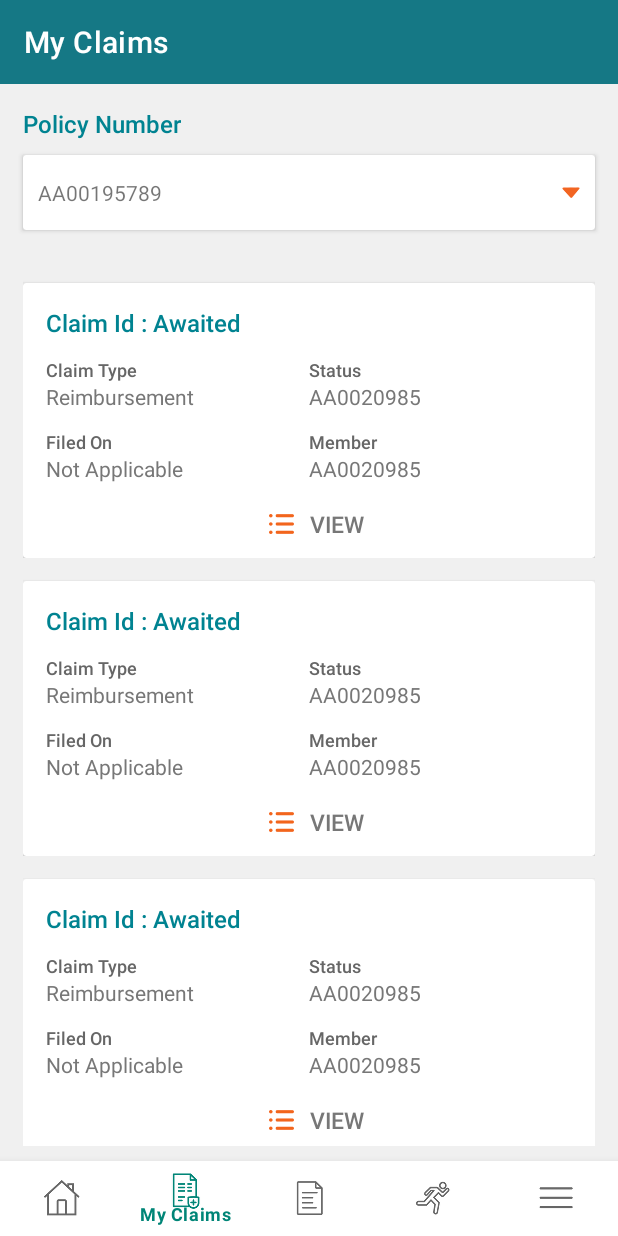
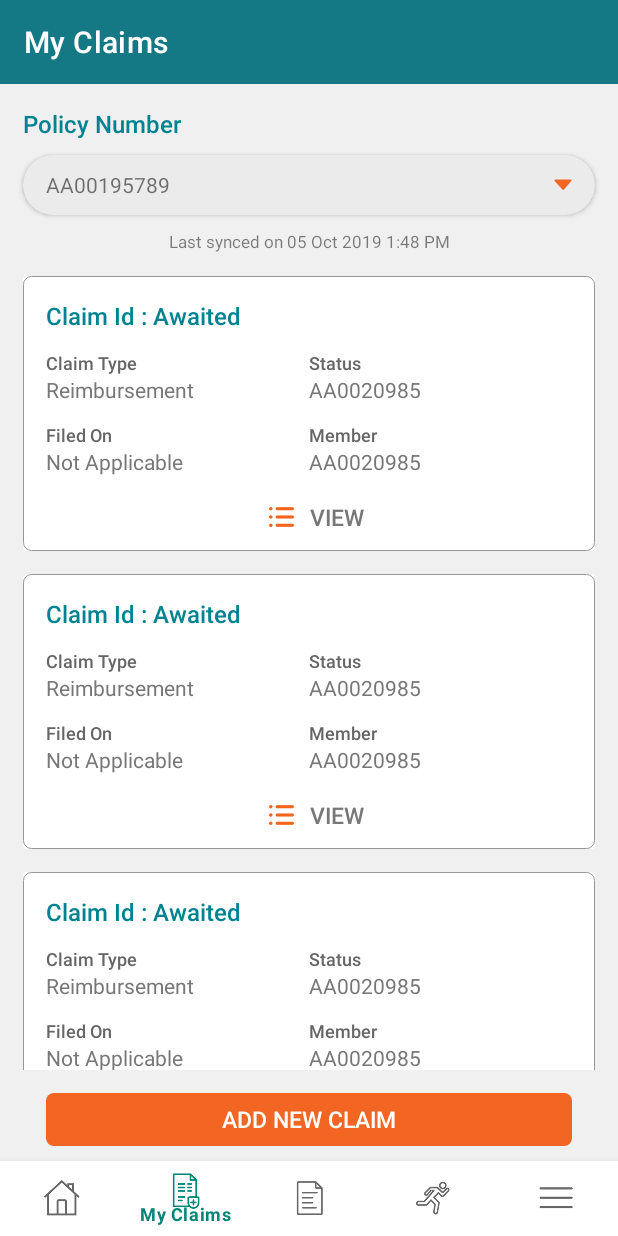
Before and after one commit to puneetKumarIos/AndroidDemo, an Android app: the MyClaimListFrg screen opened through its navigation route, on a phone screen of 412 x 824 dp. Run offline under Robolectric (Android 15) with nearby library versions, the phone set to English and light mode, and no system bars; our stand-ins replace navigation-ui.

Commit message:
did ui correct of add policy and add claim

```diff
--- a/app/src/main/res/layout/fragment_my_claim_list.xml
+++ b/app/src/main/res/layout/fragment_my_claim_list.xml
@@ -52,13 +52,22 @@
     <androidx.cardview.widget.CardView
             android:id="@+id/select_policy_card_view"
             android:layout_width="0dp"
-            android:layout_height="50dp"
+            android:layout_height="40dp"
+
+            app:cardCornerRadius="20dp"
+            android:clipToPadding="true"
+            android:clipChildren="true"
+            app:cardBackgroundColor="#EBEBEB"
+
+
+            android:layout_marginLeft="15dp"
+            android:layout_marginRight="15dp"
+            android:layout_marginTop="10dp"
+
             app:layout_constraintStart_toStartOf="parent"
             app:layout_constraintEnd_toEndOf="parent"
             app:layout_constraintTop_toBottomOf="@id/select_policy_textView"
-            android:layout_marginLeft="15dp"
-            android:layout_marginRight="15dp"
-            android:layout_marginTop="10dp"
+
             >
 
         <androidx.constraintlayout.widget.ConstraintLayout
@@ -69,37 +78,46 @@
                     android:id="@+id/choose_policy_txt_vw"
                     android:layout_width="0dp"
                     android:layout_height="0dp"
+
+                    android:drawableRight="@drawable/dropdown_orange"
                     android:text="AA00195789"
                     android:gravity="left|center"
-                    android:layout_marginStart="10dp"
-                    android:layout_marginLeft="10dp"
-                    android:layout_marginTop="10dp"
-                    android:layout_marginEnd="10dp"
-                    android:layout_marginRight="10dp"
-                    android:layout_marginBottom="10dp"
+                    android:paddingLeft="15dp"
+                    android:paddingRight="15dp"
+
+
                     app:layout_constraintBottom_toBottomOf="parent"
                     app:layout_constraintEnd_toEndOf="parent"
                     app:layout_constraintStart_toStartOf="parent"
                     app:layout_constraintTop_toTopOf="parent" />
 
-            <ImageView
-                    android:id="@+id/drop_down_imageView"
-                    android:layout_width="wrap_content"
-                    android:layout_height="wrap_content"
-                    android:src="@drawable/dropdown_orange"
-
-                    android:layout_marginEnd="10dp"
-                    android:layout_marginRight="10dp"
-
-                    app:layout_constraintBottom_toBottomOf="parent"
-                    app:layout_constraintEnd_toEndOf="parent"
-                    app:layout_constraintTop_toTopOf="parent"
-                    />
         </androidx.constraintlayout.widget.ConstraintLayout>
 
 
     </androidx.cardview.widget.CardView>
 
+
+    <!--Last Sync-->
+    <TextView
+            android:id="@+id/lastSync"
+            android:layout_width="0dp"
+            android:layout_height="wrap_content"
+
+
+            android:text="Last synced on 05 Oct 2019 1:48 PM"
+            android:fontFamily="sans-serif"
+            android:textColor="@color/black"
+            android:alpha="0.5"
+            android:textSize="11sp"
+            android:gravity="center"
+
+            android:layout_marginTop="10dp"
+
+            app:layout_constraintStart_toStartOf="@id/select_policy_card_view"
+            app:layout_constraintEnd_toEndOf="@id/select_policy_card_view"
+            app:layout_constraintTop_toBottomOf="@id/select_policy_card_view"
+
+            />
 
     <!--Select Policy Recycler View-->
 
@@ -110,8 +128,8 @@
 
             android:background="@android:color/transparent"
 
-            app:layout_constraintTop_toBottomOf="@id/select_policy_card_view"
-            app:layout_constraintBottom_toBottomOf="parent"
+            app:layout_constraintTop_toBottomOf="@id/lastSync"
+            app:layout_constraintBottom_toTopOf="@+id/addNewClaim"
             app:layout_constraintEnd_toEndOf="parent"
             app:layout_constraintStart_toStartOf="parent"
 
@@ -119,8 +137,29 @@
             android:layout_marginLeft="15dp"
             android:layout_marginEnd="15dp"
             android:layout_marginRight="15dp"
+            android:layout_marginBottom="15dp"
+            />
+
+    <!--Add New Claim-->
+    <TextView
+            android:id="@+id/addNewClaim"
+            android:layout_width="0dp"
+            android:layout_height="35dp"
+
+            android:text="ADD NEW CLAIM"
+            android:textColor="@color/white"
+            android:fontFamily="sans-serif-medium"
+            android:textSize="15sp"
+            android:background="@drawable/login_rounded_layer"
+            android:gravity="center"
+
+            android:layout_marginRight="15dp"
             android:layout_marginBottom="60dp"
-            android:layout_marginTop="20dp"
+            android:layout_marginLeft="15dp"
+
+            app:layout_constraintStart_toStartOf="@id/my_claim_recycler"
+            app:layout_constraintEnd_toEndOf="@id/my_claim_recycler"
+            app:layout_constraintBottom_toBottomOf="parent"
             />
 
 
--- a/app/src/main/res/layout/my_claim_card.xml
+++ b/app/src/main/res/layout/my_claim_card.xml
@@ -9,6 +9,7 @@
             android:id="@+id/policy_info_cardview"
             android:layout_width="0dp"
             android:layout_height="wrap_content"
+            app:cardElevation="0dp"
             android:layout_marginTop="15dp"
             app:layout_constraintBottom_toBottomOf="parent"
             app:layout_constraintEnd_toEndOf="parent"
@@ -19,8 +20,20 @@
                 android:layout_width="match_parent"
                 android:layout_height="wrap_content">
 
+
+            <!-- Background -->
+            <View
+                    android:layout_width="0dp"
+                    android:layout_height="0dp"
+
+                    android:background="@drawable/document_border"
+                    app:layout_constraintStart_toStartOf="parent"
+                    app:layout_constraintEnd_toEndOf="parent"
+                    app:layout_constraintTop_toTopOf="parent"
+                    app:layout_constraintBottom_toBottomOf="parent"
+                    />
+
             <!-- Claim Status -->
-
             <TextView
                     android:id="@+id/claim_status"
                     android:layout_width="0dp"
```
Also changed, not shown: app/src/main/res/layout/fragment_my_policy_list.xml (+47 -2 lines), app/src/main/res/layout/my_policy_card.xml (+11 -0 lines).
